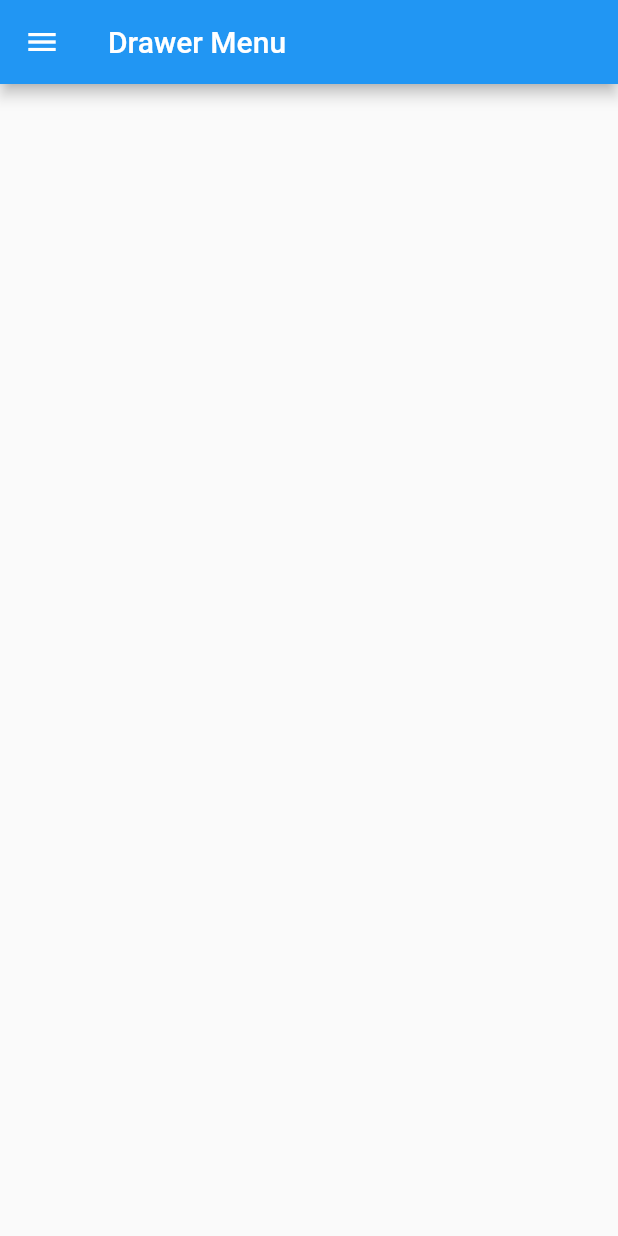
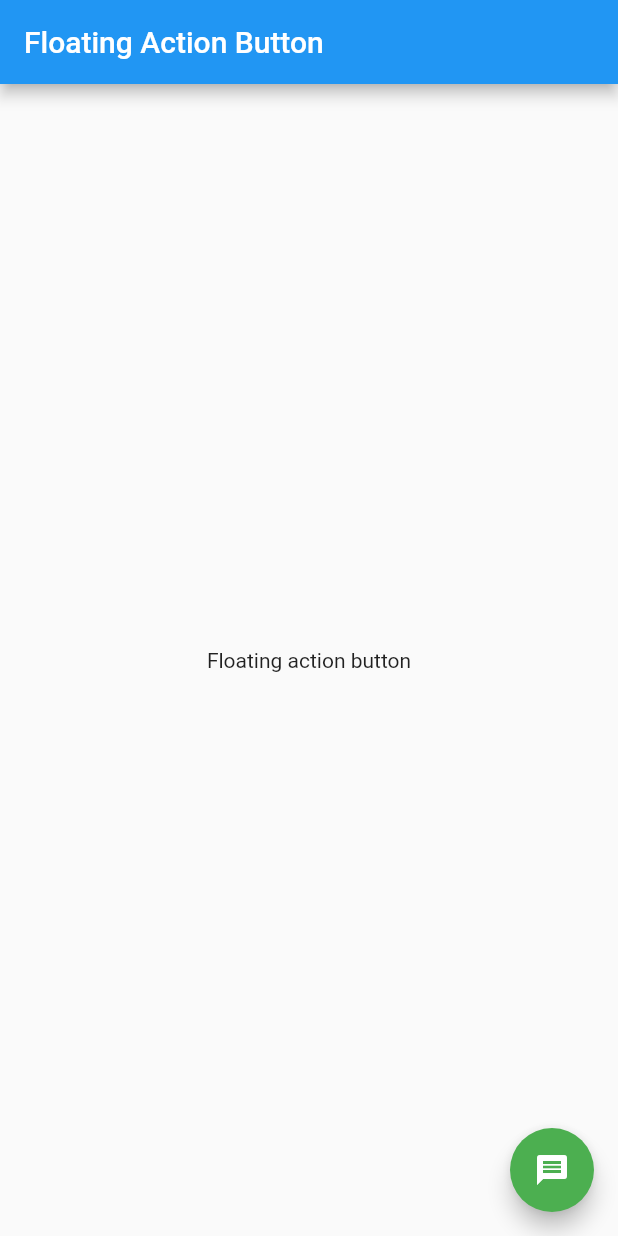
Before and after one commit to JunaidSAnsari/flutter_start, a Flutter app: the screen it shows after launch, on a phone screen of 412 x 824 dp. Run offline on Flutter 3.47's test engine with Material 2 defaults, Android fonts, the phone set to English and light mode, and no system bars.

Commit message:
floating action button completed

```diff
--- a/lib/main.dart
+++ b/lib/main.dart
@@ -1,43 +1,23 @@
 import 'package:flutter/material.dart';
 
-void main() {
-  runApp(MaterialApp(
-    home: DrawerMenu(),
-  ));
+void main(){
+  runApp(MaterialApp(home: FAB(),));
 }
 
-class DrawerMenu extends StatelessWidget {
+class FAB extends StatelessWidget {
+  const FAB({Key? key}) : super(key: key);
+
   @override
   Widget build(BuildContext context) {
     return Scaffold(
-      appBar: AppBar(
-        title: Text("Drawer Menu"),
+      appBar: AppBar(title: Text("Floating Action Button"),),
+      floatingActionButton: FloatingActionButton(
+        onPressed: (){},
+        child: Icon(Icons.message),
+        backgroundColor: Colors.green,
       ),
-      drawer: Drawer(
-        child: ListView(
-          children: [
-            DrawerHeader(
-              child: Center(
-                  child: Text(
-                "Drawer Header",
-                style: TextStyle(fontSize: 30),
-              )),
-              decoration: BoxDecoration(color: Colors.red),
-            ),
-            ListTile(
-              title: Text("Contact Us"),
-              onTap: () {},
-            ),
-            ListTile(
-              title: Text("Return Policy"),
-              onTap: () {},
-            ),
-            ListTile(
-              title: Text("About Us"),
-              onTap: () {},
-            ),
-          ],
-        ),
+      body: Center(
+        child: Text("Floating action button"),
       ),
     );
   }
```
